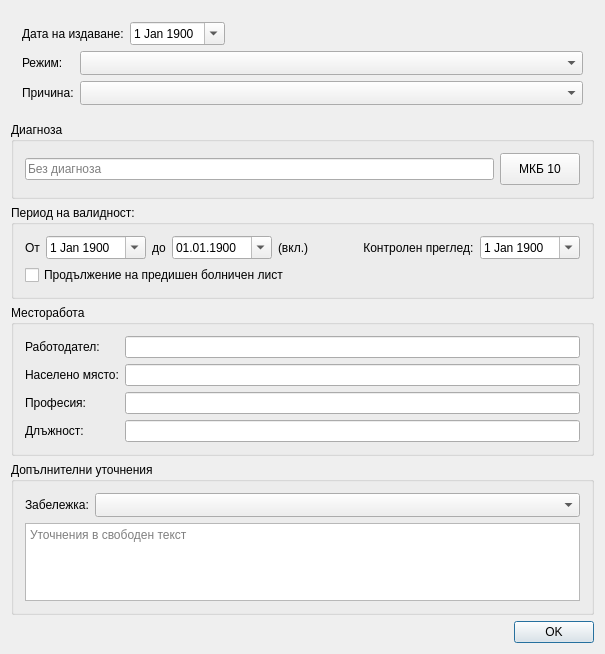
The window that src/View/Widgets/SickLeaveDialog.ui (thefinalcutbg/DinoDent) describes before a commit, drawn with Qt 5.
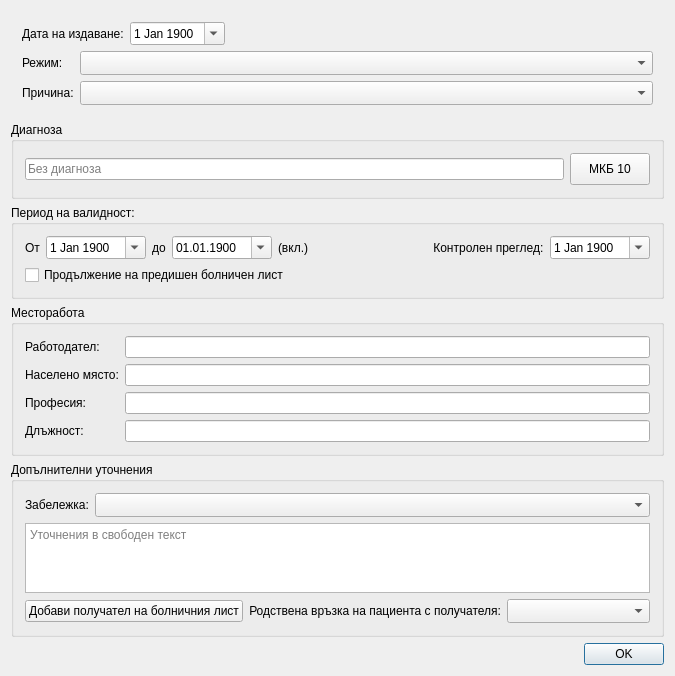
The same window after the commit. Custom widgets are drawn as their Qt base class.

Commit message: Add caregiver support to sick leave records

```diff
--- a/src/View/Widgets/SickLeaveDialog.ui
+++ b/src/View/Widgets/SickLeaveDialog.ui
@@ -6,8 +6,8 @@
    <rect>
     <x>0</x>
     <y>0</y>
-    <width>605</width>
-    <height>654</height>
+    <width>675</width>
+    <height>648</height>
    </rect>
   </property>
   <property name="windowTitle">
@@ -331,7 +331,7 @@
           </property>
           <property name="maximumDateTime">
            <datetime>
-            <hour>21</hour>
+            <hour>7</hour>
             <minute>59</minute>
             <second>59</second>
             <year>9999</year>
@@ -524,6 +524,60 @@
         </property>
        </widget>
       </item>
+      <item>
+       <widget class="QFrame" name="caregiverFrame">
+        <property name="frameShape">
+         <enum>QFrame::Shape::NoFrame</enum>
+        </property>
+        <property name="frameShadow">
+         <enum>QFrame::Shadow::Plain</enum>
+        </property>
+        <layout class="QHBoxLayout" name="horizontalLayout_9">
+         <property name="leftMargin">
+          <number>0</number>
+         </property>
+         <property name="topMargin">
+          <number>0</number>
+         </property>
+         <property name="rightMargin">
+          <number>0</number>
+         </property>
+         <property name="bottomMargin">
+          <number>0</number>
+         </property>
+         <item>
+          <widget class="QPushButton" name="caregiverButton">
+           <property name="text">
+            <string>Добави получател на болничния лист</string>
+           </property>
+          </widget>
+         </item>
+         <item>
+          <widget class="QLabel" name="label_13">
+           <property name="sizePolicy">
+            <sizepolicy hsizetype="Preferred" vsizetype="Preferred">
+             <horstretch>0</horstretch>
+             <verstretch>0</verstretch>
+            </sizepolicy>
+           </property>
+           <property name="text">
+            <string>Родствена връзка на пациента с получателя:</string>
+           </property>
+           <property name="alignment">
+            <set>Qt::AlignmentFlag::AlignRight|Qt::AlignmentFlag::AlignTrailing|Qt::AlignmentFlag::AlignVCenter</set>
+           </property>
+          </widget>
+         </item>
+         <item>
+          <widget class="QComboBox" name="relationshipCombo">
+           <property name="sizeAdjustPolicy">
+            <enum>QComboBox::SizeAdjustPolicy::AdjustToMinimumContentsLengthWithIcon</enum>
+           </property>
+          </widget>
+         </item>
+        </layout>
+       </widget>
+      </item>
      </layout>
     </widget>
    </item>
```
Left out of the diff: 6 changed lines with no effect on the pictures. The commit also changes 7 other files.
